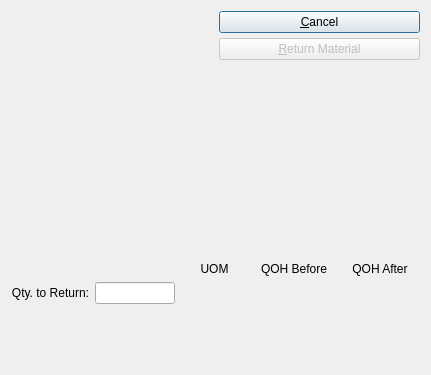
Old version of the form xtuple/trunk/guiclient/returnWoMaterialItem.ui in the repository WooodHead/xtuple.
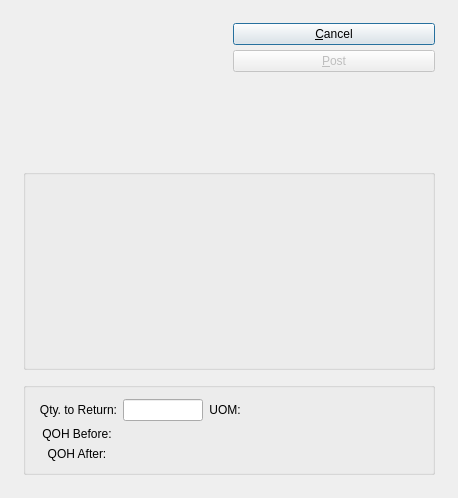
New version of the form. Custom widgets are drawn as their Qt base class.

Commit message: Issue #7260:  Allow negative returns.  Also alter issue wo material window to use wo components widget as the returns window does for same look, feel and behavior.

Diff of the .ui file:
```diff
--- a/xtuple/trunk/guiclient/returnWoMaterialItem.ui
+++ b/xtuple/trunk/guiclient/returnWoMaterialItem.ui
@@ -5,15 +5,35 @@
    <rect>
     <x>0</x>
     <y>0</y>
-    <width>427</width>
-    <height>375</height>
+    <width>458</width>
+    <height>498</height>
    </rect>
   </property>
   <property name="windowTitle" >
    <string>Return W/O Material Item</string>
   </property>
-  <layout class="QVBoxLayout" >
-   <item>
+  <layout class="QGridLayout" >
+   <item row="0" column="0" >
+    <layout class="QGridLayout" >
+     <property name="leftMargin" >
+      <number>12</number>
+     </property>
+     <property name="topMargin" >
+      <number>12</number>
+     </property>
+     <property name="rightMargin" >
+      <number>12</number>
+     </property>
+     <property name="bottomMargin" >
+      <number>12</number>
+     </property>
+     <property name="horizontalSpacing" >
+      <number>12</number>
+     </property>
+     <property name="verticalSpacing" >
+      <number>12</number>
+     </property>
+     <item row="0" column="0" >
     <layout class="QHBoxLayout" >
      <property name="spacing" >
       <number>7</number>
@@ -100,7 +120,7 @@
             <bool>false</bool>
            </property>
            <property name="text" >
-            <string>&amp;Return Material</string>
+              <string>&amp;Post</string>
            </property>
            <property name="shortcut" >
             <string>Alt+R</string>
@@ -135,24 +155,13 @@
      </item>
     </layout>
    </item>
-   <item>
-    <layout class="QHBoxLayout" >
-     <property name="spacing" >
-      <number>0</number>
-     </property>
-     <property name="leftMargin" >
-      <number>0</number>
-     </property>
-     <property name="topMargin" >
-      <number>0</number>
-     </property>
-     <property name="rightMargin" >
-      <number>0</number>
-     </property>
-     <property name="bottomMargin" >
-      <number>0</number>
-     </property>
-     <item>
+     <item row="1" column="0" >
+      <widget class="QGroupBox" name="groupBox" >
+       <property name="title" >
+        <string/>
+       </property>
+       <layout class="QGridLayout" >
+        <item row="0" column="0" >
       <widget class="WomatlCluster" name="_womatl" >
        <property name="sizePolicy" >
         <sizepolicy vsizetype="Expanding" hsizetype="Expanding" >
@@ -168,69 +177,32 @@
        </property>
       </widget>
      </item>
-     <item>
+        <item row="0" column="1" >
       <spacer>
        <property name="orientation" >
-        <enum>Qt::Vertical</enum>
-       </property>
-       <property name="sizeType" >
-        <enum>QSizePolicy::Expanding</enum>
+           <enum>Qt::Horizontal</enum>
        </property>
        <property name="sizeHint" >
         <size>
-         <width>0</width>
+            <width>40</width>
          <height>20</height>
         </size>
        </property>
       </spacer>
      </item>
     </layout>
-   </item>
-   <item>
+      </widget>
+     </item>
+     <item row="2" column="0" >
+      <widget class="QGroupBox" name="_qtyGroup" >
+       <property name="title" >
+        <string/>
+       </property>
+       <property name="alignment" >
+        <set>Qt::AlignRight</set>
+       </property>
     <layout class="QGridLayout" >
-     <item row="0" column="2" >
-      <widget class="QLabel" name="_uomLit" >
-       <property name="text" >
-        <string>UOM</string>
-       </property>
-       <property name="alignment" >
-        <set>Qt::AlignCenter</set>
-       </property>
-      </widget>
-     </item>
-     <item row="0" column="3" >
-      <widget class="QLabel" name="_beforeQtyLit" >
-       <property name="minimumSize" >
-        <size>
-         <width>80</width>
-         <height>0</height>
-        </size>
-       </property>
-       <property name="text" >
-        <string>QOH Before</string>
-       </property>
-       <property name="alignment" >
-        <set>Qt::AlignCenter</set>
-       </property>
-      </widget>
-     </item>
-     <item row="0" column="4" >
-      <widget class="QLabel" name="_afterQtyLit" >
-       <property name="minimumSize" >
-        <size>
-         <width>80</width>
-         <height>0</height>
-        </size>
-       </property>
-       <property name="text" >
-        <string>QOH After</string>
-       </property>
-       <property name="alignment" >
-        <set>Qt::AlignCenter</set>
-       </property>
-      </widget>
-     </item>
-     <item row="1" column="0" >
+        <item row="0" column="0" >
       <widget class="QLabel" name="_qtyLit" >
        <property name="text" >
         <string>Qty. to Return:</string>
@@ -240,7 +212,7 @@
        </property>
       </widget>
      </item>
-     <item row="1" column="1" >
+        <item row="0" column="1" >
       <widget class="XLineEdit" name="_qty" >
        <property name="maximumSize" >
         <size>
@@ -253,7 +225,17 @@
        </property>
       </widget>
      </item>
-     <item row="1" column="2" >
+        <item row="0" column="2" >
+         <widget class="QLabel" name="_uomLit" >
+          <property name="text" >
+           <string>UOM:</string>
+          </property>
+          <property name="alignment" >
+           <set>Qt::AlignCenter</set>
+          </property>
+         </widget>
+        </item>
+        <item row="0" column="3" >
       <widget class="QLabel" name="_uom" >
        <property name="text" >
         <string/>
@@ -263,7 +245,23 @@
        </property>
       </widget>
      </item>
-     <item row="1" column="3" >
+        <item row="1" column="0" >
+         <widget class="QLabel" name="_beforeQtyLit" >
+          <property name="minimumSize" >
+           <size>
+            <width>80</width>
+            <height>0</height>
+           </size>
+          </property>
+          <property name="text" >
+           <string>QOH Before:</string>
+          </property>
+          <property name="alignment" >
+           <set>Qt::AlignCenter</set>
+          </property>
+         </widget>
+        </item>
+        <item row="1" column="1" >
       <widget class="XLabel" name="_beforeQty" >
        <property name="minimumSize" >
         <size>
@@ -276,7 +274,23 @@
        </property>
       </widget>
      </item>
-     <item row="1" column="4" >
+        <item row="2" column="0" >
+         <widget class="QLabel" name="_afterQtyLit" >
+          <property name="minimumSize" >
+           <size>
+            <width>80</width>
+            <height>0</height>
+           </size>
+          </property>
+          <property name="text" >
+           <string>QOH After:</string>
+          </property>
+          <property name="alignment" >
+           <set>Qt::AlignCenter</set>
+          </property>
+         </widget>
+        </item>
+        <item row="2" column="1" >
       <widget class="XLabel" name="_afterQty" >
        <property name="minimumSize" >
         <size>
@@ -289,23 +303,23 @@
        </property>
       </widget>
      </item>
-    </layout>
-   </item>
-   <item>
+        <item row="0" column="4" >
     <spacer>
      <property name="orientation" >
-      <enum>Qt::Vertical</enum>
-     </property>
-     <property name="sizeType" >
-      <enum>QSizePolicy::Expanding</enum>
+           <enum>Qt::Horizontal</enum>
      </property>
      <property name="sizeHint" >
       <size>
-       <width>409</width>
-       <height>16</height>
+            <width>40</width>
+            <height>20</height>
       </size>
      </property>
     </spacer>
+        </item>
+       </layout>
+      </widget>
+     </item>
+    </layout>
    </item>
   </layout>
  </widget>
@@ -322,16 +336,16 @@
    <extends>QWidget</extends>
    <header>womatlcluster.h</header>
   </customwidget>
-  <customwidget>
-   <class>XLineEdit</class>
-   <extends>QLineEdit</extends>
-   <header>xlineedit.h</header>
-  </customwidget>
   <customwidget>
    <class>XLabel</class>
    <extends>QLabel</extends>
    <header>xlabel.h</header>
   </customwidget>
+  <customwidget>
+   <class>XLineEdit</class>
+   <extends>QLineEdit</extends>
+   <header>xlineedit.h</header>
+  </customwidget>
  </customwidgets>
  <tabstops>
   <tabstop>_wo</tabstop>
```
Left out of the diff: 3 changed lines with no effect on the pictures. Lines whose indentation alone changed are shown as unchanged. The commit also changes 5 other files.
